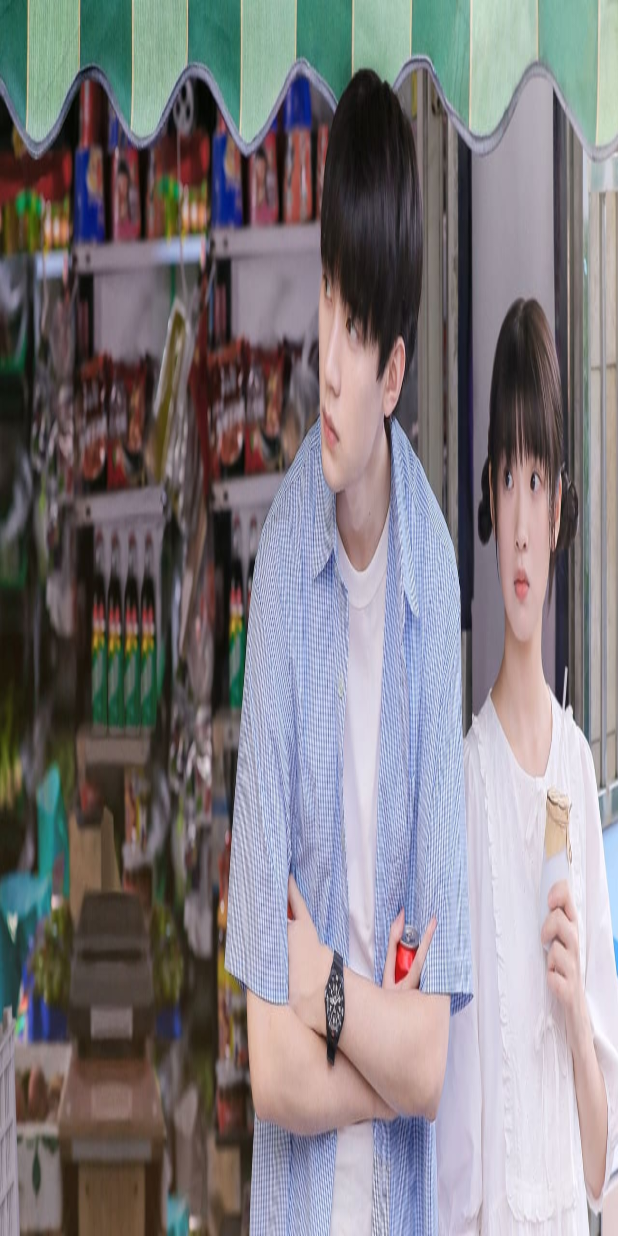
After one commit to ThanhHai2911/Nhom6, an Android app: the layout item_banner.xml on its own in the app's theme, with its tools: preview values and no code run, on a phone screen of 412 x 824 dp. The commit adds this screen. Run offline under Robolectric (Android 15) with nearby library versions, the light colour scheme and no system bars.

Commit message:
fix danh sach yêu thich va lam banner

```diff
--- a/app/build.gradle.kts
+++ b/app/build.gradle.kts
@@ -75,6 +75,8 @@ dependencies {
     implementation ("com.google.firebase:firebase-auth:21.0.1")
     implementation ("com.google.firebase:firebase-database:20.0.0")
     implementation ("com.google.android.material:material:1.4.0")
+    implementation ("androidx.constraintlayout:constraintlayout:2.0.4")
+
 
 
 }
--- a/app/src/main/java/com/example/xemphim/activity/FavoriteMoviesActivity.java
+++ b/app/src/main/java/com/example/xemphim/activity/FavoriteMoviesActivity.java
@@ -98,7 +98,7 @@ public class FavoriteMoviesActivity extends AppCompatActivity {
                     }
 
 
-                    // Sử dụng idUser để tải lịch sử xem phim
+                    // Sử dụng idUser để tải danh sách yêu
                     favoritesRef.orderByChild("id_user").equalTo(idUser).addListenerForSingleValueEvent(new ValueEventListener() {
                         @Override
                         public void onDataChange(@NonNull DataSnapshot dataSnapshot) {
--- /dev/null
+++ b/app/src/main/res/layout/item_banner.xml
@@ -0,0 +1,13 @@
+<?xml version="1.0" encoding="utf-8"?>
+<FrameLayout xmlns:android="http://schemas.android.com/apk/res/android"
+    android:layout_width="match_parent"
+    android:layout_height="match_parent">
+
+    <ImageView
+        android:id="@+id/imageViewBanner"
+        android:layout_width="match_parent"
+        android:layout_height="match_parent"
+        android:background="@drawable/thumb_url"
+        android:scaleType="centerCrop" />
+
+</FrameLayout>
```
Also changed, not shown: app/src/main/java/com/example/xemphim/activity/MainActivity.java (+51 -14 lines), app/src/main/java/com/example/xemphim/adapter/BannerAdapter.java (added, +51 -0 lines), app/src/main/res/layout/activity_main.xml (+7 -3 lines), app/src/main/res/layout/activity_profile.xml (+4 -5 lines).
